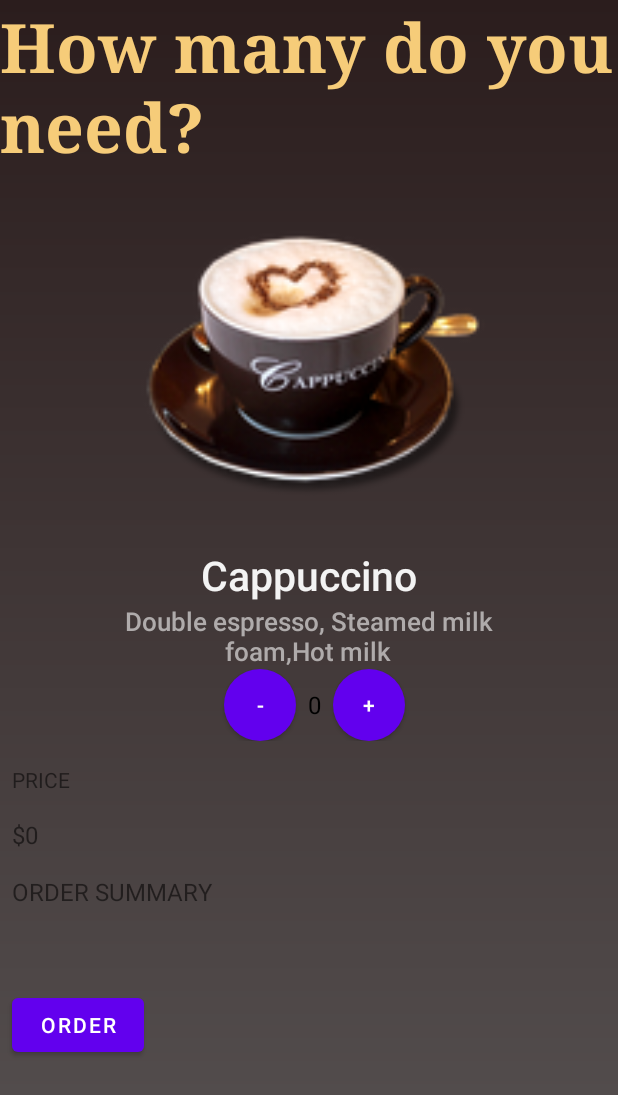
After one commit to CodeWithSouma/Coffee-Order-App, an Android app: the TestActivity screen opened directly, with no data from a screen before it, on a phone screen of 412 x 824 dp. The commit adds this screen. Shown: the top 1095 px of the screen. Run offline under Robolectric (Android 15) with nearby library versions, the phone set to English and light mode, and no system bars.

Commit message:
create a new ui template for future coffee order app

```diff
--- a/app/src/main/AndroidManifest.xml
+++ b/app/src/main/AndroidManifest.xml
@@ -9,6 +9,7 @@
         android:roundIcon="@mipmap/ic_launcher_round"
         android:supportsRtl="true"
         android:theme="@style/Theme.CoffeeOrderApp">
+        <activity android:name=".TestActivity"></activity>
         <activity android:name=".MainActivity">
             <intent-filter>
                 <action android:name="android.intent.action.MAIN" />
--- /dev/null
+++ b/app/src/main/java/com/codewithsouma/coffeeorderapp/TestActivity.java
@@ -0,0 +1,14 @@
+package com.codewithsouma.coffeeorderapp;
+
+import androidx.appcompat.app.AppCompatActivity;
+
+import android.os.Bundle;
+
+public class TestActivity extends AppCompatActivity {
+
+    @Override
+    protected void onCreate(Bundle savedInstanceState) {
+        super.onCreate(savedInstanceState);
+        setContentView(R.layout.activity_test);
+    }
+}
--- /dev/null
+++ b/app/src/main/res/drawable/background_gradient.xml
@@ -0,0 +1,7 @@
+<shape xmlns:android="http://schemas.android.com/apk/res/android" android:shape="rectangle" >
+    <gradient
+        android:type="linear"
+        android:startColor="#575252"
+        android:endColor="#2B1D1D"
+        android:angle="90"/>
+</shape>
--- /dev/null
+++ b/app/src/main/res/drawable/circle.xml
@@ -0,0 +1,9 @@
+<?xml version="1.0" encoding="utf-8"?>
+<selector xmlns:android="http://schemas.android.com/apk/res/android">
+    <item>
+        <shape android:shape="oval">
+            <solid android:color="@color/button_color" />
+            <size android:width="30dp" android:height="30dp" />
+        </shape>
+    </item>
+</selector>
--- /dev/null
+++ b/app/src/main/res/drawable/rectangle.xml
@@ -0,0 +1,12 @@
+<?xml version="1.0" encoding="utf-8"?>
+<selector xmlns:android="http://schemas.android.com/apk/res/android">
+    <item>
+        <shape xmlns:android="http://schemas.android.com/apk/res/android" android:shape="rectangle">
+            <gradient
+                android:startColor="#606060"
+                android:centerColor="#bebebe"
+                android:endColor="#f5f5f5" />
+            <corners android:radius="8dp" />
+        </shape>
+    </item>
+</selector>
--- /dev/null
+++ b/app/src/main/res/layout-v21/activity_test.xml
@@ -0,0 +1,130 @@
+<?xml version="1.0" encoding="utf-8"?>
+<LinearLayout xmlns:android="http://schemas.android.com/apk/res/android"
+    xmlns:app="http://schemas.android.com/apk/res-auto"
+    xmlns:tools="http://schemas.android.com/tools"
+    android:layout_width="match_parent"
+    android:layout_height="match_parent"
+    android:background="@drawable/background_gradient"
+    android:orientation="vertical"
+    tools:context=".TestActivity">
+
+    <TextView
+        android:layout_width="wrap_content"
+        android:layout_height="wrap_content"
+        android:fontFamily="serif"
+        android:text="@string/how_many_do_you_need"
+        android:textColor="@color/gold"
+        android:textSize="@dimen/text_size_45sp"
+        android:textStyle="bold" />
+
+    <ImageView
+        android:layout_width="250dp"
+        android:layout_height="250dp"
+        android:layout_gravity="center_horizontal"
+        android:src="@drawable/coffee_cup" />
+
+    <TextView
+        android:layout_width="match_parent"
+        android:layout_height="wrap_content"
+        android:fontFamily="sans-serif-light"
+        android:gravity="center_horizontal"
+        android:text="Cappuccino"
+        android:textColor="@color/light_gray"
+        android:textSize="27sp"
+        android:textStyle="bold" />
+
+    <TextView
+        android:layout_width="250dp"
+        android:layout_height="wrap_content"
+        android:fontFamily="sans-serif-light"
+        android:layout_gravity="center_horizontal"
+        android:gravity="center"
+        android:text="Double espresso, Steamed milk foam,Hot milk"
+        android:textColor="@color/dark_gray"
+        android:textSize="17sp"
+        android:textStyle="bold" />
+
+    <LinearLayout
+        android:layout_width="match_parent"
+        android:layout_height="wrap_content"
+        android:layout_marginStart="@dimen/margin_8dp"
+        android:layout_marginLeft="@dimen/margin_8dp"
+        android:gravity="center"
+        android:orientation="horizontal">
+
+        <Button
+            android:layout_width="@dimen/width_48dp"
+            android:layout_height="@dimen/width_48dp"
+            android:layout_marginEnd="@dimen/margin_8dp"
+            android:layout_marginRight="@dimen/margin_8dp"
+            android:background="@drawable/circle"
+            android:text="@string/decrement" />
+
+        <TextView
+            android:id="@+id/quantity_text_view"
+            android:layout_width="wrap_content"
+            android:layout_height="wrap_content"
+            android:text="@string/initial_quantity"
+            android:textAllCaps="true"
+            android:textColor="@android:color/black"
+            android:textSize="@dimen/text_size_16sp" />
+
+        <Button
+            android:layout_width="@dimen/width_48dp"
+            android:layout_height="@dimen/width_48dp"
+            android:layout_marginStart="@dimen/margin_8dp"
+            android:layout_marginLeft="@dimen/margin_8dp"
+            android:background="@drawable/circle"
+            android:backgroundTint="@color/button_color"
+            android:text="@string/increment" />
+
+    </LinearLayout>
+
+    <TextView
+        android:layout_width="match_parent"
+        android:layout_height="wrap_content"
+        android:layout_marginStart="@dimen/margin_8dp"
+        android:layout_marginLeft="@dimen/margin_8dp"
+        android:layout_marginTop="@dimen/margin_16dp"
+        android:text="@string/price_label"
+        android:textAllCaps="true" />
+
+    <TextView
+        android:id="@+id/price_text_view"
+        android:layout_width="match_parent"
+        android:layout_height="wrap_content"
+        android:layout_marginStart="@dimen/margin_8dp"
+        android:layout_marginLeft="@dimen/margin_8dp"
+        android:layout_marginTop="@dimen/margin_16dp"
+        android:text="@string/initial_price"
+        android:textSize="@dimen/text_size_16sp" />
+
+    <TextView
+        android:layout_width="match_parent"
+        android:layout_height="wrap_content"
+        android:layout_marginStart="@dimen/margin_8dp"
+        android:layout_marginLeft="@dimen/margin_8dp"
+        android:layout_marginTop="@dimen/margin_16dp"
+        android:text="@string/order_summary"
+        android:textAllCaps="true"
+        android:textSize="@dimen/text_size_16sp" />
+
+    <TextView
+        android:id="@+id/order_summary_textView"
+        android:layout_width="match_parent"
+        android:layout_height="wrap_content"
+        android:layout_marginStart="@dimen/margin_8dp"
+        android:layout_marginLeft="@dimen/margin_8dp"
+        android:layout_marginTop="@dimen/margin_16dp"
+        android:text=""
+        android:textSize="@dimen/text_size_16sp" />
+
+    <Button
+        android:layout_width="wrap_content"
+        android:layout_height="wrap_content"
+        android:layout_marginStart="@dimen/margin_8dp"
+        android:layout_marginLeft="@dimen/margin_8dp"
+        android:layout_marginTop="@dimen/margin_16dp"
+        android:text="@string/order_button_text" />
+
+</LinearLayout>
--- /dev/null
+++ b/app/src/main/res/layout/activity_test.xml
@@ -0,0 +1,126 @@
+<?xml version="1.0" encoding="utf-8"?>
+<LinearLayout xmlns:android="http://schemas.android.com/apk/res/android"
+    xmlns:app="http://schemas.android.com/apk/res-auto"
+    xmlns:tools="http://schemas.android.com/tools"
+    android:layout_width="match_parent"
+    android:layout_height="match_parent"
+    android:background="@drawable/background_gradient"
+    android:orientation="vertical"
+    tools:context=".TestActivity">
+
+    <TextView
+        android:layout_width="wrap_content"
+        android:layout_height="wrap_content"
+        android:layout_marginLeft="@dimen/margin_16dp"
+        android:layout_marginTop="@dimen/margin_8dp"
+        android:layout_marginRight="@dimen/margin_8dp"
+        android:fontFamily="serif"
+        android:text="@string/how_many_do_you_need"
+        android:textColor="@color/gold"
+        android:textSize="@dimen/text_size_45sp"
+        android:textStyle="bold" />
+
+    <ImageView
+        android:layout_width="250dp"
+        android:layout_height="250dp"
+        android:layout_gravity="center_horizontal"
+        android:layout_marginLeft="@dimen/margin_8dp"
+        android:layout_marginTop="@dimen/margin_16dp"
+        android:layout_marginRight="@dimen/margin_8dp"
+        android:src="@drawable/coffee_cup" />
+
+    <TextView
+        android:layout_width="match_parent"
+        android:layout_height="wrap_content"
+        android:layout_marginLeft="@dimen/margin_8dp"
+        android:layout_marginRight="@dimen/margin_8dp"
+        android:layout_marginBottom="@dimen/margin_8dp"
+        android:fontFamily="sans-serif-light"
+        android:gravity="center_horizontal"
+        android:text="Cappuccino"
+        android:textColor="@color/light_gray"
+        android:textSize="27sp"
+        android:textStyle="bold" />
+
+    <TextView
+        android:layout_width="250dp"
+        android:layout_height="wrap_content"
+        android:layout_gravity="center_horizontal"
+        android:layout_marginLeft="@dimen/margin_8dp"
+        android:layout_marginRight="@dimen/margin_8dp"
+        android:layout_marginBottom="@dimen/margin_16dp"
+        android:fontFamily="sans-serif-light"
+        android:gravity="center"
+        android:text="@string/description_text"
+        android:textColor="@color/dark_gray"
+        android:textSize="17sp"
+        android:textStyle="bold" />
+
+    <LinearLayout
+        android:layout_width="match_parent"
+        android:layout_height="wrap_content"
+        android:layout_marginLeft="@dimen/margin_8dp"
+        android:layout_marginTop="@dimen/margin_16dp"
+        android:layout_marginRight="@dimen/margin_8dp"
+        android:gravity="center"
+        android:orientation="horizontal">
+
+        <Button
+            android:layout_width="60dp"
+            android:layout_height="60dp"
+            android:layout_margin="@dimen/margin_16dp"
+            android:background="@drawable/circle"
+            android:gravity="center_horizontal"
+            android:text="@string/decrement"
+            android:textSize="27sp"
+            android:textStyle="bold"
+            app:backgroundTint="@color/button_color" />
+
+        <TextView
+            android:id="@+id/quantity_text_view"
+            android:layout_width="wrap_content"
+            android:layout_height="wrap_content"
+            android:layout_margin="@dimen/margin_16dp"
+            android:fontFamily="sans-serif-light"
+            android:text="@string/initial_quantity"
+            android:textAllCaps="true"
+            android:textColor="@color/light_gray"
+            android:textSize="@dimen/text_size_45sp"
+            android:textStyle="bold" />
+
+        <Button
+            android:layout_width="60dp"
+            android:layout_height="60dp"
+            android:layout_margin="@dimen/margin_16dp"
+            android:background="@drawable/circle"
+            android:fontFamily="sans-serif-light"
+            android:gravity="center_horizontal"
+            android:text="@string/increment"
+            android:textSize="27sp"
+            android:textStyle="bold"
+            app:backgroundTint="@color/button_color" />
+
+    </LinearLayout>
+
+    <RelativeLayout
+        android:layout_width="match_parent"
+        android:layout_height="0dp"
+        android:layout_marginLeft="@dimen/margin_8dp"
+        android:layout_marginRight="@dimen/margin_8dp"
+        android:layout_marginBottom="@dimen/margin_16dp"
+        android:layout_weight="1">
+
+        <Button
+            android:layout_width="match_parent"
+            android:layout_height="wrap_content"
+            android:layout_alignParentBottom="true"
+            android:layout_margin="@dimen/margin_8dp"
+            android:background="@drawable/rectangle"
+            android:fontFamily="sans-serif-light"
+            android:text="order"
+            android:textColor="#403030"
+            android:textStyle="bold"
+            app:backgroundTint="@color/gold" />
+    </RelativeLayout>
+
+</LinearLayout>
--- a/app/src/main/res/values/colors.xml
+++ b/app/src/main/res/values/colors.xml
@@ -7,4 +7,10 @@
     <color name="teal_700">#FF018786</color>
     <color name="black">#FF000000</color>
     <color name="white">#FFFFFFFF</color>
+
+<!--    Custom color-->
+    <color name="gold">#f6cc79</color>
+    <color name="light_gray">#f3f3f3</color>
+    <color name="dark_gray">#afabab</color>
+    <color name="button_color">#443f3f</color>
 </resources>
--- a/app/src/main/res/values/dimens.xml
+++ b/app/src/main/res/values/dimens.xml
@@ -5,4 +5,5 @@
     <dimen name="text_size_16sp">16sp</dimen>
     <dimen name="width_48dp">48dp</dimen>
     <dimen name="margin_8dp">8dp</dimen>
+    <dimen name="text_size_45sp">45sp</dimen>
 </resources>
--- a/app/src/main/res/values/strings.xml
+++ b/app/src/main/res/values/strings.xml
@@ -10,4 +10,6 @@
     <string name="slogan">We are provide best quality coffee at affordable price</string>
     <string name="greet_message">Welcome to Coffee stall</string>
     <string name="order_summary">Order summary</string>
+    <string name="how_many_do_you_need">How many do you need?</string>
+    <string name="description_text">Double espresso, Steamed milk foam,Hot milk</string>
 </resources>
--- a/app/src/main/res/values/themes.xml
+++ b/app/src/main/res/values/themes.xml
@@ -1,6 +1,6 @@
 <resources xmlns:tools="http://schemas.android.com/tools">
     <!-- Base application theme. -->
-    <style name="Theme.CoffeeOrderApp" parent="Theme.MaterialComponents.DayNight.DarkActionBar">
+    <style name="Theme.CoffeeOrderApp" parent="Theme.MaterialComponents.DayNight.NoActionBar">
         <!-- Primary brand color. -->
         <item name="colorPrimary">@color/purple_500</item>
         <item name="colorPrimaryVariant">@color/purple_700</item>
```
Also changed, not shown: app/src/main/res/drawable-hdpi/coffee_cup.png (added), app/src/main/res/drawable-ldpi/coffee_cup.png (added), app/src/main/res/drawable-mdpi/coffee_cup.png (added), app/src/main/res/drawable-xhdpi/coffee_cup.png (added), app/src/main/res/drawable-xxhdpi/coffee_cup.png (added), app/src/main/res/drawable-xxxhdpi/coffee_cup.png (added).
